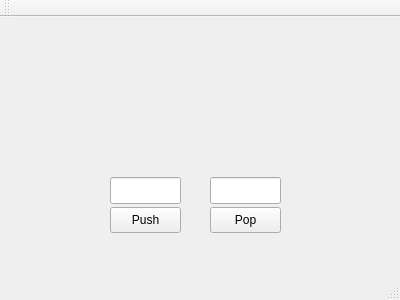
This is mainwindow.ui in artcurty/GedQT as Qt 5 draws it before an edit. The edited form follows.
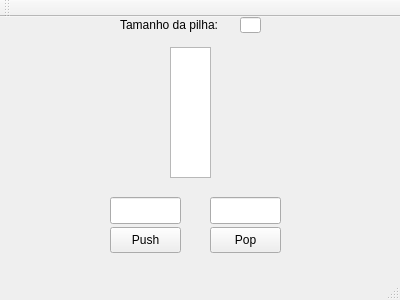
This is the edited form.

Commit message: pilha quase certa

```diff
--- a/mainwindow.ui
+++ b/mainwindow.ui
@@ -18,7 +18,7 @@
     <property name="geometry">
      <rect>
       <x>110</x>
-      <y>190</y>
+      <y>210</y>
       <width>71</width>
       <height>26</height>
      </rect>
@@ -31,7 +31,7 @@
     <property name="geometry">
      <rect>
       <x>110</x>
-      <y>160</y>
+      <y>180</y>
       <width>71</width>
       <height>27</height>
      </rect>
@@ -41,7 +41,7 @@
     <property name="geometry">
      <rect>
       <x>210</x>
-      <y>190</y>
+      <y>210</y>
       <width>71</width>
       <height>26</height>
      </rect>
@@ -54,12 +54,45 @@
     <property name="geometry">
      <rect>
       <x>210</x>
-      <y>160</y>
+      <y>180</y>
       <width>71</width>
       <height>27</height>
      </rect>
     </property>
    </widget>
+   <widget class="QLabel" name="label">
+    <property name="geometry">
+     <rect>
+      <x>120</x>
+      <y>0</y>
+      <width>111</width>
+      <height>16</height>
+     </rect>
+    </property>
+    <property name="text">
+     <string>Tamanho da pilha:</string>
+    </property>
+   </widget>
+   <widget class="QListWidget" name="listWidget">
+    <property name="geometry">
+     <rect>
+      <x>170</x>
+      <y>30</y>
+      <width>41</width>
+      <height>131</height>
+     </rect>
+    </property>
+   </widget>
+   <widget class="QLineEdit" name="tamanho">
+    <property name="geometry">
+     <rect>
+      <x>240</x>
+      <y>0</y>
+      <width>21</width>
+      <height>16</height>
+     </rect>
+    </property>
+   </widget>
   </widget>
   <widget class="QMenuBar" name="menuBar">
    <property name="geometry">
```
Left out of the diff: 2 changed lines with no effect on the pictures. The commit also changes 5 other files.
